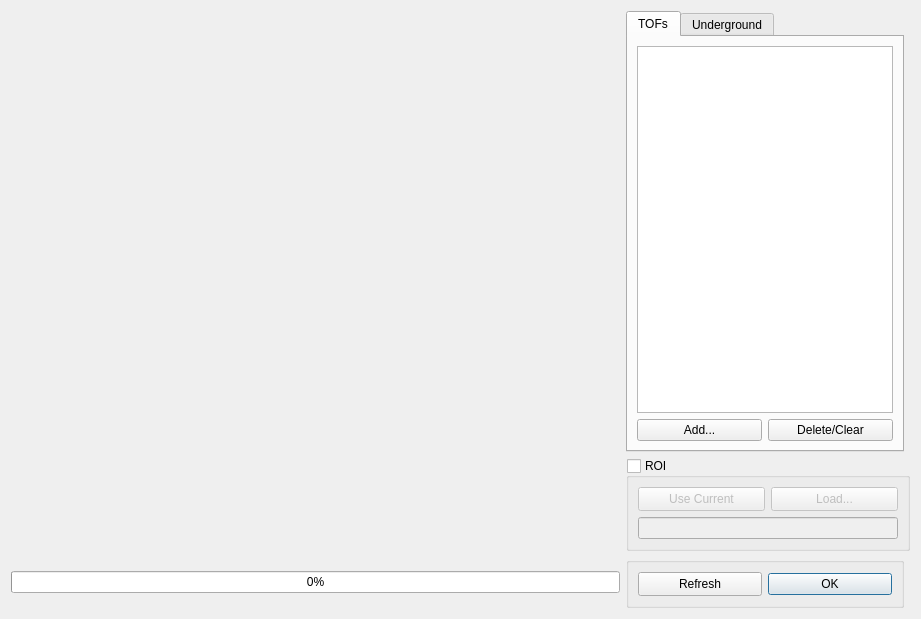
Before: the Qt Designer form custom/mira/src/cascade/contrastsvsimagesdlg.ui in mlz-ictrl/nicos, drawn with Qt 5.
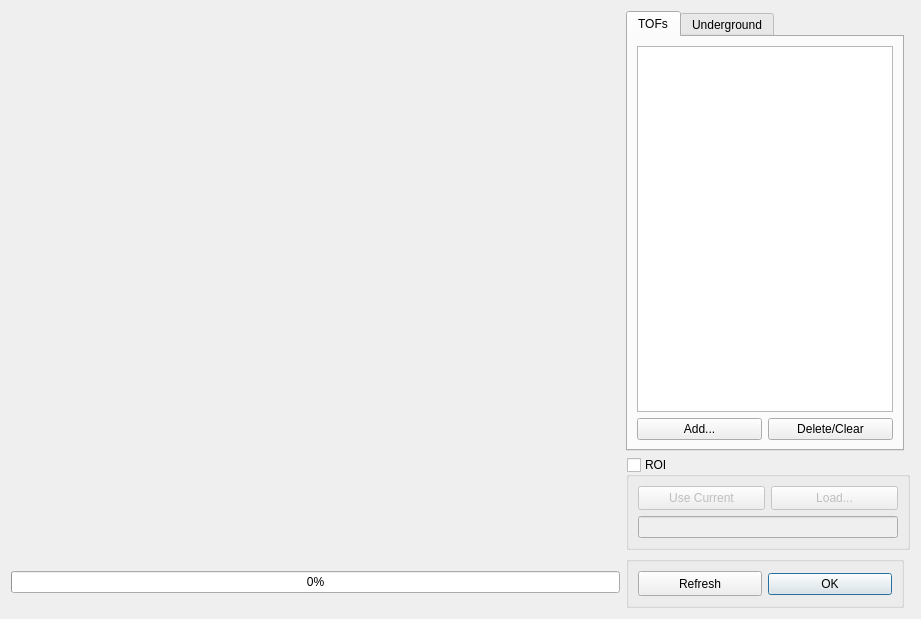
After: the same form once the commit is applied. Custom widgets are drawn as their Qt base class.

Commit message: cascade viewer: small cosmetic change

```diff
--- a/custom/mira/src/cascade/contrastsvsimagesdlg.ui
+++ b/custom/mira/src/cascade/contrastsvsimagesdlg.ui
@@ -256,13 +256,13 @@
         <property name="minimumSize">
          <size>
           <width>0</width>
-          <height>24</height>
+          <height>25</height>
          </size>
         </property>
         <property name="maximumSize">
          <size>
           <width>16777215</width>
-          <height>24</height>
+          <height>25</height>
          </size>
         </property>
         <property name="text">
@@ -281,13 +281,13 @@
         <property name="minimumSize">
          <size>
           <width>0</width>
-          <height>24</height>
+          <height>25</height>
          </size>
         </property>
         <property name="maximumSize">
          <size>
           <width>16777215</width>
-          <height>24</height>
+          <height>25</height>
          </size>
         </property>
         <property name="orientation">
```
